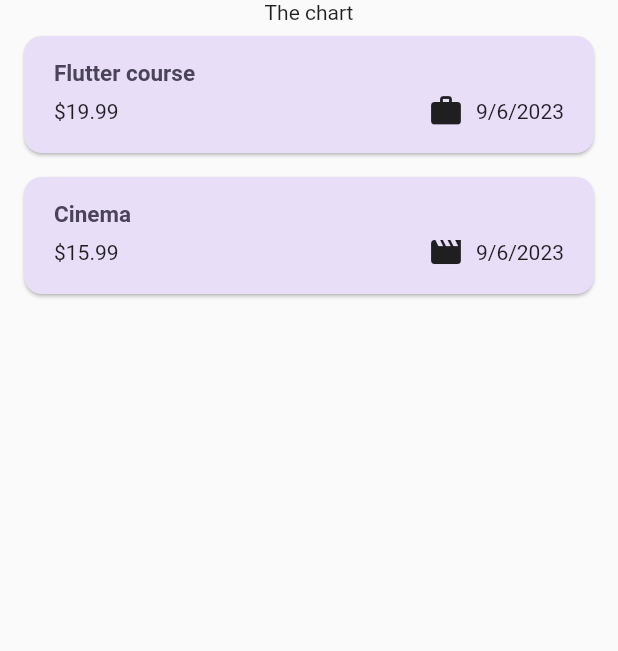
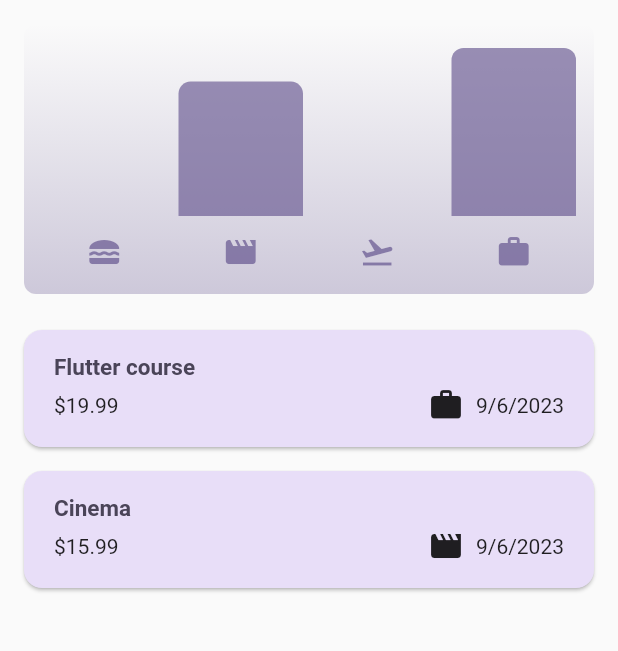
Before and after one commit to agata-miko/tcg_expenses_app, a Flutter app: the screen it shows after launch, on a phone screen of 412 x 824 dp, the part 84-735 px from its top. Run offline on Flutter 3.47's test engine with Material 2 defaults, Android fonts, the phone set to English and light mode, and no system bars.

Commit message:
Module 129 - chart added

```diff
--- a/lib/expenses.dart
+++ b/lib/expenses.dart
@@ -2,6 +2,7 @@
 import 'package:tcg_expenses_app/widgets/expenses_list.dart';
 import 'package:tcg_expenses_app/models/expense.dart';
 import 'package:tcg_expenses_app/widgets/new_expense.dart';
+import 'package:tcg_expenses_app/widgets/chart/chart.dart';
 
 class Expenses extends StatefulWidget {
   const Expenses({Key? key}) : super(key: key);
@@ -85,7 +86,7 @@
       ),
       body: Column(
         children: <Widget>[
-          const Text('The chart'),
+          Chart(expenses: _registeredExpenses),
           Expanded(child: mainContent),
         ],
       ),
--- /dev/null
+++ b/lib/widgets/chart/chart.dart
@@ -0,0 +1,95 @@
+import 'package:flutter/material.dart';
+
+import 'package:tcg_expenses_app/widgets/chart/chart_bar.dart';
+import 'package:tcg_expenses_app/models/expense.dart';
+
+class Chart extends StatelessWidget {
+  const Chart({super.key, required this.expenses});
+
+  final List<Expense> expenses;
+
+  List<ExpenseBucket> get buckets {
+    return [
+      ExpenseBucket.forCategory(expenses, Category.food),
+      ExpenseBucket.forCategory(expenses, Category.leisure),
+      ExpenseBucket.forCategory(expenses, Category.travel),
+      ExpenseBucket.forCategory(expenses, Category.work),
+    ];
+  }
+
+  double get maxTotalExpense {
+    double maxTotalExpense = 0;
+
+    for (final bucket in buckets) {
+      if (bucket.totalExpenses > maxTotalExpense) {
+        maxTotalExpense = bucket.totalExpenses;
+      }
+    }
+
+    return maxTotalExpense;
+  }
+
+  @override
+  Widget build(BuildContext context) {
+    final isDarkMode =
+        MediaQuery.of(context).platformBrightness == Brightness.dark;
+    return Container(
+      margin: const EdgeInsets.all(16),
+      padding: const EdgeInsets.symmetric(
+        vertical: 16,
+        horizontal: 8,
+      ),
+      width: double.infinity,
+      height: 180,
+      decoration: BoxDecoration(
+        borderRadius: BorderRadius.circular(8),
+        gradient: LinearGradient(
+          colors: [
+            Theme.of(context).colorScheme.primary.withOpacity(0.3),
+            Theme.of(context).colorScheme.primary.withOpacity(0.0)
+          ],
+          begin: Alignment.bottomCenter,
+          end: Alignment.topCenter,
+        ),
+      ),
+      child: Column(
+        children: [
+          Expanded(
+            child: Row(
+              crossAxisAlignment: CrossAxisAlignment.end,
+              children: [
+                for (final bucket in buckets) // alternative to map()
+                  ChartBar(
+                    fill: bucket.totalExpenses == 0
+                        ? 0
+                        : bucket.totalExpenses / maxTotalExpense,
+                  )
+              ],
+            ),
+          ),
+          const SizedBox(height: 12),
+          Row(
+            children: buckets
+                .map(
+                  (bucket) => Expanded(
+                child: Padding(
+                  padding: const EdgeInsets.symmetric(horizontal: 4),
+                  child: Icon(
+                    categoryIcons[bucket.category],
+                    color: isDarkMode
+                        ? Theme.of(context).colorScheme.secondary
+                        : Theme.of(context)
+                        .colorScheme
+                        .primary
+                        .withOpacity(0.7),
+                  ),
+                ),
+              ),
+            )
+                .toList(),
+          )
+        ],
+      ),
+    );
+  }
+}
--- /dev/null
+++ b/lib/widgets/chart/chart_bar.dart
@@ -0,0 +1,34 @@
+import 'package:flutter/material.dart';
+
+class ChartBar extends StatelessWidget {
+  const ChartBar({
+    super.key,
+    required this.fill,
+  });
+
+  final double fill;
+
+  @override
+  Widget build(BuildContext context) {
+    final isDarkMode =
+        MediaQuery.of(context).platformBrightness == Brightness.dark;
+    return Expanded(
+      child: Padding(
+        padding: const EdgeInsets.symmetric(horizontal: 4),
+        child: FractionallySizedBox(
+          heightFactor: fill,
+          child: DecoratedBox(
+            decoration: BoxDecoration(
+              shape: BoxShape.rectangle,
+              borderRadius:
+              const BorderRadius.vertical(top: Radius.circular(8)),
+              color: isDarkMode
+                  ? Theme.of(context).colorScheme.secondary
+                  : Theme.of(context).colorScheme.primary.withOpacity(0.65),
+            ),
+          ),
+        ),
+      ),
+    );
+  }
+}
```
